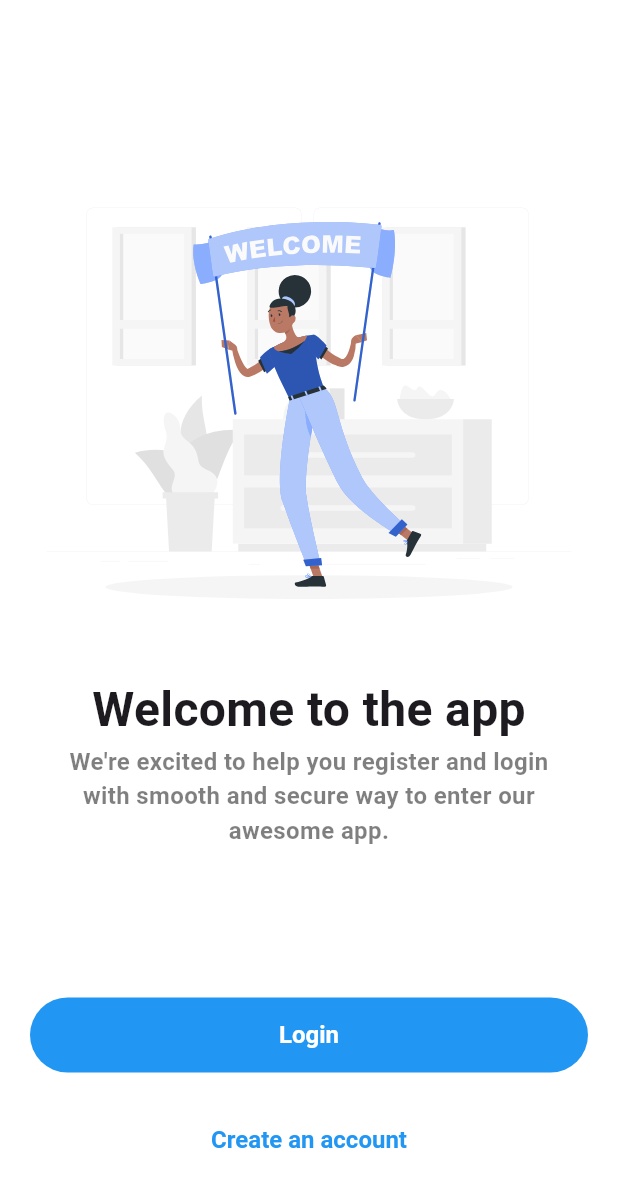
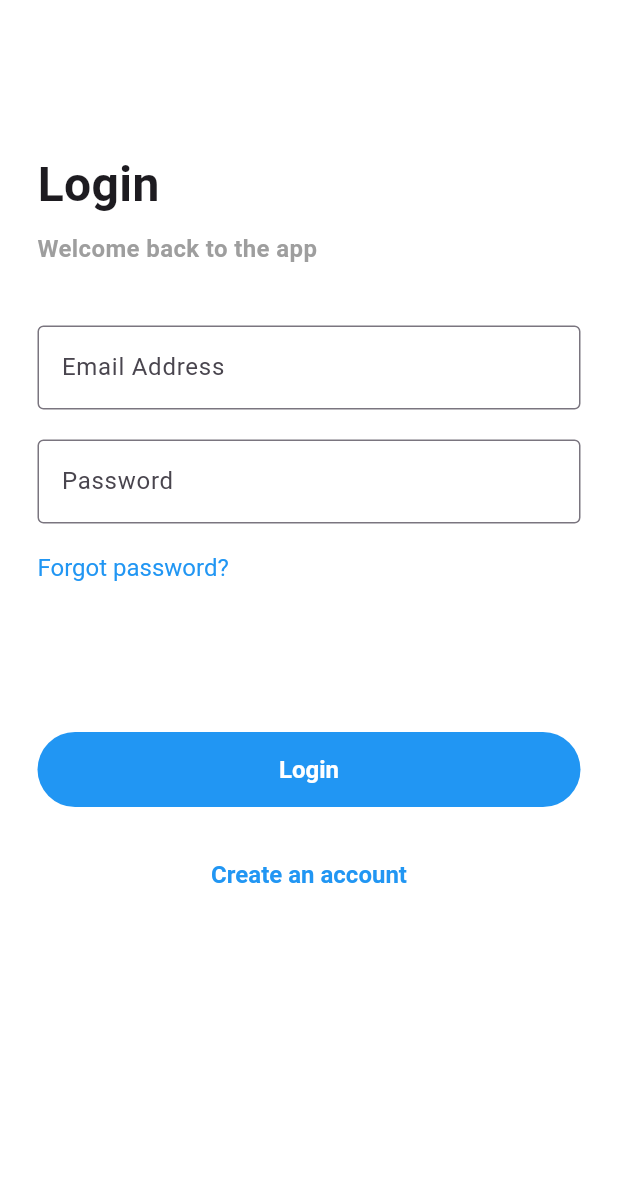
Before and after one commit to Kei-K23/flutter_login_and_register_app, a Flutter app: the screen it shows after launch, after a tap on "Login", on a phone screen of 412 x 824 dp. Shown: the top 1187 px of the screen. Run offline on Flutter 3.47's test engine with Material 3 defaults, Android fonts, the light colour scheme and no system bars; our stand-ins replace flutter_svg.

Commit message:
feat: add login screen ui

```diff
--- a/lib/presenation/auth/pages/landing.dart
+++ b/lib/presenation/auth/pages/landing.dart
@@ -1,4 +1,5 @@
 import 'package:flutter/material.dart';
+import 'package:flutter_login_and_register_app/presenation/auth/pages/login.dart';
 import 'package:flutter_svg/flutter_svg.dart';
 
 class Landing extends StatelessWidget {
@@ -8,7 +9,9 @@ class Landing extends StatelessWidget {
   Widget build(BuildContext context) {
     return Scaffold(
       backgroundColor: Colors.white,
-      body: SafeArea(
+      body: Padding(
+        padding: const EdgeInsets.symmetric(horizontal: 25),
+        child: SafeArea(
           child: Column(
             children: [
               const SizedBox(height: 100),
@@ -20,31 +23,24 @@ class Landing extends StatelessWidget {
                   semanticsLabel: "Landing Image",
                 ),
               ),
-            const Center(
-              child: const Text(
+              Text(
                 "Welcome to the app",
                 style: TextStyle(fontSize: 32, fontWeight: FontWeight.bold),
               ),
-            ),
-            Center(
-              child: Padding(
-                padding: const EdgeInsets.symmetric(horizontal: 40),
+              Padding(
+                padding: const EdgeInsets.symmetric(horizontal: 10),
                 child: Text(
                   "We're excited to help you register and login with smooth and secure way to enter our awesome app.",
                   textAlign: TextAlign.center,
                   style: TextStyle(
                     fontSize: 16,
                     fontWeight: FontWeight.w600,
-                    color: Color(Colors.black.toARGB32()).withValues(alpha: .5),
-                  ),
+                    color: Colors.grey,
                   ),
                 ),
               ),
               const SizedBox(height: 100),
-            Center(
-              child: Padding(
-                padding: const EdgeInsets.symmetric(horizontal: 20),
-                child: TextButton(
+              TextButton(
                 style: TextButton.styleFrom(
                   minimumSize: const Size(double.infinity, 50),
                   backgroundColor: Colors.blue,
@@ -53,18 +49,17 @@ class Landing extends StatelessWidget {
                     fontWeight: FontWeight.w600,
                     fontSize: 16,
                   ),
-                    // textStyle: TextStyle(color: Colors.white),
                 ),
-                  onPressed: () {},
+                onPressed: () {
+                  Navigator.push(
+                    context,
+                    MaterialPageRoute(builder: (context) => const Login()),
+                  );
+                },
                 child: Text('Login'),
               ),
-              ),
-            ),
               const SizedBox(height: 20),
-            Center(
-              child: Padding(
-                padding: const EdgeInsets.symmetric(horizontal: 20),
-                child: TextButton(
+              TextButton(
                 style: TextButton.styleFrom(
                   minimumSize: const Size(double.infinity, 50),
                   foregroundColor: Colors.blue,
@@ -72,14 +67,12 @@ class Landing extends StatelessWidget {
                     fontWeight: FontWeight.w600,
                     fontSize: 16,
                   ),
-                    // textStyle: TextStyle(color: Colors.white),
                 ),
                 onPressed: () {},
                 child: const Text('Create an account'),
               ),
+            ],
           ),
-            ),
-          ],
         ),
       ),
     );
--- /dev/null
+++ b/lib/presenation/auth/pages/login.dart
@@ -0,0 +1,116 @@
+import 'package:flutter/material.dart';
+
+class Login extends StatelessWidget {
+  const Login({Key? key}) : super(key: key);
+
+  @override
+  Widget build(BuildContext context) {
+    final emailController = TextEditingController();
+    final passwordController = TextEditingController();
+
+    return Scaffold(
+      backgroundColor: Colors.white,
+      body: Padding(
+        padding: const EdgeInsets.symmetric(horizontal: 25),
+        child: SafeArea(
+          child: Column(
+            crossAxisAlignment: CrossAxisAlignment.start,
+            children: [
+              const SizedBox(height: 100),
+              Text(
+                "Login",
+                style: TextStyle(fontSize: 32, fontWeight: FontWeight.bold),
+              ),
+              const SizedBox(height: 8),
+              Text(
+                "Welcome back to the app",
+                textAlign: TextAlign.center,
+                style: TextStyle(
+                  fontSize: 16,
+                  fontWeight: FontWeight.w600,
+                  color: Colors.grey,
+                ),
+              ),
+              const SizedBox(height: 40),
+              TextField(
+                controller: emailController,
+                keyboardType: TextInputType.emailAddress,
+                decoration: const InputDecoration(
+                  hintText: "Enter your email address",
+                  labelText: "Email Address",
+                  border: OutlineInputBorder(
+                    borderSide: BorderSide(width: 1, color: Colors.black),
+                  ),
+                  focusedBorder: OutlineInputBorder(
+                    borderSide: BorderSide(width: 1.5, color: Colors.black),
+                  ),
+                ),
+              ),
+              const SizedBox(height: 20),
+              TextField(
+                controller: passwordController,
+                obscureText: true,
+                decoration: const InputDecoration(
+                  hintText: "Enter your password",
+                  labelText: "Password",
+                  border: OutlineInputBorder(
+                    borderSide: BorderSide(width: 1, color: Colors.black),
+                  ),
+                  focusedBorder: OutlineInputBorder(
+                    borderSide: BorderSide(width: 1.5, color: Colors.black),
+                  ),
+                ),
+              ),
+              const SizedBox(height: 20),
+              TextButton(
+                style: ButtonStyle(
+                  foregroundColor: WidgetStateProperty.all(Colors.blue),
+                  overlayColor: WidgetStateProperty.all(Colors.transparent),
+                  padding: WidgetStateProperty.all(EdgeInsets.zero),
+                  minimumSize: WidgetStateProperty.all(Size.zero),
+                  tapTargetSize: MaterialTapTargetSize.shrinkWrap,
+                  visualDensity: VisualDensity.compact,
+                  textStyle: WidgetStateProperty.all(TextStyle(fontSize: 16)),
+                ),
+                onPressed: () {
+                  print("Forgot");
+                },
+                child: Text('Forgot password?'),
+              ),
+              const SizedBox(height: 100),
+              TextButton(
+                style: TextButton.styleFrom(
+                  minimumSize: const Size(double.infinity, 50),
+                  backgroundColor: Colors.blue,
+                  foregroundColor: Colors.white,
+                  textStyle: const TextStyle(
+                    fontWeight: FontWeight.w600,
+                    fontSize: 16,
+                  ),
+                ),
+                onPressed: () {
+                  print("Email : ${emailController.text}");
+                  print("Email : ${passwordController.text}");
+                },
+                child: Text('Login'),
+              ),
+              const SizedBox(height: 20),
+              TextButton(
+                style: TextButton.styleFrom(
+                  minimumSize: const Size(double.infinity, 50),
+                  foregroundColor: Colors.blue,
+                  textStyle: TextStyle(
+                    fontWeight: FontWeight.w600,
+                    fontSize: 16,
+                  ),
+                ),
+                onPressed: () {},
+                child: const Text('Create an account'),
+              ),
+            ],
+          ),
+        ),
+      ),
+    );
+  }
+}
```
Lines whose indentation alone changed are shown as unchanged.
